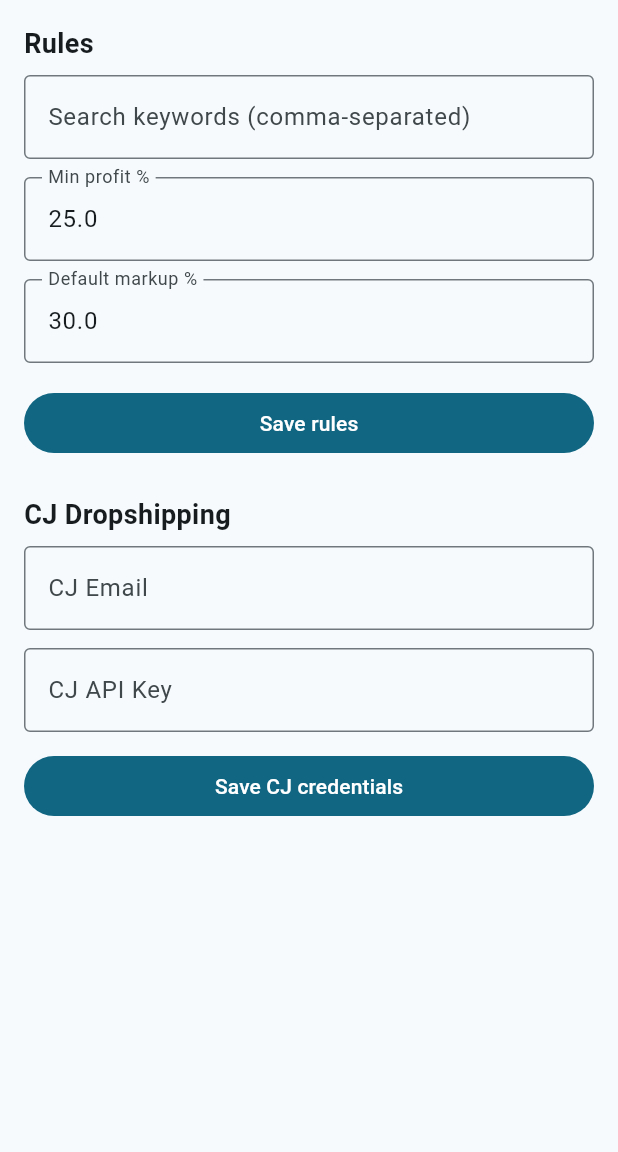
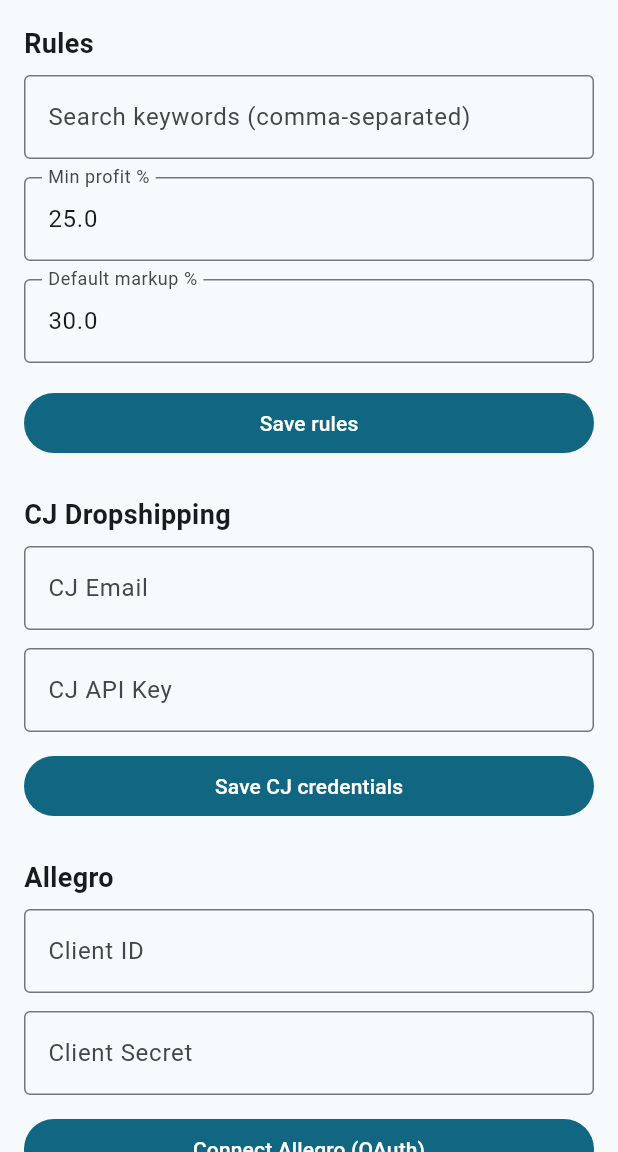
Before and after one commit to JurassicAlbert/jurassic_dropshipping, a Flutter app: the SettingsScreen screen opened by its route, on a phone screen of 412 x 824 dp, the part 84-1236 px from its top. Run offline on Flutter 3.47's test engine with Material 3 defaults, Android fonts, the phone set to English and light mode, and no system bars; our stand-ins replace dio, drift, fl_chart, flutter_riverpod, flutter_secure_storage, freezed_annotation and 2 more; accounts and stored records are empty; generated files the repository leaves out were written again.

Commit message:
Add Allegro OAuth section to Settings with Client ID/Secret and connect button

```diff
--- a/lib/features/settings/settings_screen.dart
+++ b/lib/features/settings/settings_screen.dart
@@ -16,7 +16,10 @@ class _SettingsScreenState extends ConsumerState<SettingsScreen> {
   final _markupController = TextEditingController();
   final _cjEmailController = TextEditingController();
   final _cjApiKeyController = TextEditingController();
+  final _allegroClientIdController = TextEditingController();
+  final _allegroClientSecretController = TextEditingController();
   bool _rulesLoaded = false;
+  bool _allegroConnecting = false;
 
   @override
   void dispose() {
@@ -25,6 +28,8 @@ class _SettingsScreenState extends ConsumerState<SettingsScreen> {
     _markupController.dispose();
     _cjEmailController.dispose();
     _cjApiKeyController.dispose();
+    _allegroClientIdController.dispose();
+    _allegroClientSecretController.dispose();
     super.dispose();
   }
 
@@ -79,7 +84,7 @@ class _SettingsScreenState extends ConsumerState<SettingsScreen> {
               );
               await ref.read(rulesRepositoryProvider).save(updated);
               ref.invalidate(rulesProvider);
-              if (mounted) ScaffoldMessenger.of(context).showSnackBar(const SnackBar(content: Text('Rules saved.')));
+              if (context.mounted) ScaffoldMessenger.of(context).showSnackBar(const SnackBar(content: Text('Rules saved.')));
             },
             child: const Text('Save rules'),
           ),
@@ -107,7 +112,7 @@ class _SettingsScreenState extends ConsumerState<SettingsScreen> {
               await storage.write(SecureKeys.cjApiKey, apiKey);
               final client = ref.read(cjClientProvider);
               final ok = await client.ensureToken(email: email, apiKey: apiKey);
-              if (mounted) {
+              if (context.mounted) {
                 ScaffoldMessenger.of(context).showSnackBar(
                   SnackBar(content: Text(ok ? 'CJ connected.' : 'CJ token failed.')),
                 );
@@ -115,6 +120,53 @@ class _SettingsScreenState extends ConsumerState<SettingsScreen> {
             },
             child: const Text('Save CJ credentials'),
           ),
+          const SizedBox(height: 24),
+          const Text('Allegro', style: TextStyle(fontSize: 18, fontWeight: FontWeight.w600)),
+          const SizedBox(height: 8),
+          TextField(
+            controller: _allegroClientIdController,
+            decoration: const InputDecoration(labelText: 'Client ID', border: OutlineInputBorder()),
+          ),
+          const SizedBox(height: 12),
+          TextField(
+            controller: _allegroClientSecretController,
+            obscureText: true,
+            decoration: const InputDecoration(labelText: 'Client Secret', border: OutlineInputBorder()),
+          ),
+          const SizedBox(height: 12),
+          FilledButton(
+            onPressed: _allegroConnecting
+                ? null
+                : () async {
+                    final clientId = _allegroClientIdController.text.trim();
+                    final clientSecret = _allegroClientSecretController.text.trim();
+                    if (clientId.isEmpty || clientSecret.isEmpty) {
+                      if (context.mounted) {
+                        ScaffoldMessenger.of(context).showSnackBar(
+                          const SnackBar(content: Text('Enter Client ID and Client Secret first.')),
+                        );
+                      }
+                      return;
+                    }
+                    final storage = ref.read(secureStorageProvider);
+                    await storage.write(SecureKeys.allegroClientId, clientId);
+                    await storage.write(SecureKeys.allegroClientSecret, clientSecret);
+
+                    setState(() => _allegroConnecting = true);
+                    final oauth = ref.read(allegroOAuthProvider);
+                    final ok = await oauth.authorize();
+                    setState(() => _allegroConnecting = false);
+
+                    if (context.mounted) {
+                      ScaffoldMessenger.of(context).showSnackBar(
+                        SnackBar(content: Text(ok ? 'Allegro connected!' : 'Allegro OAuth failed.')),
+                      );
+                    }
+                  },
+            child: _allegroConnecting
+                ? const SizedBox(width: 20, height: 20, child: CircularProgressIndicator(strokeWidth: 2))
+                : const Text('Connect Allegro (OAuth)'),
+          ),
         ],
       ),
     );
```
